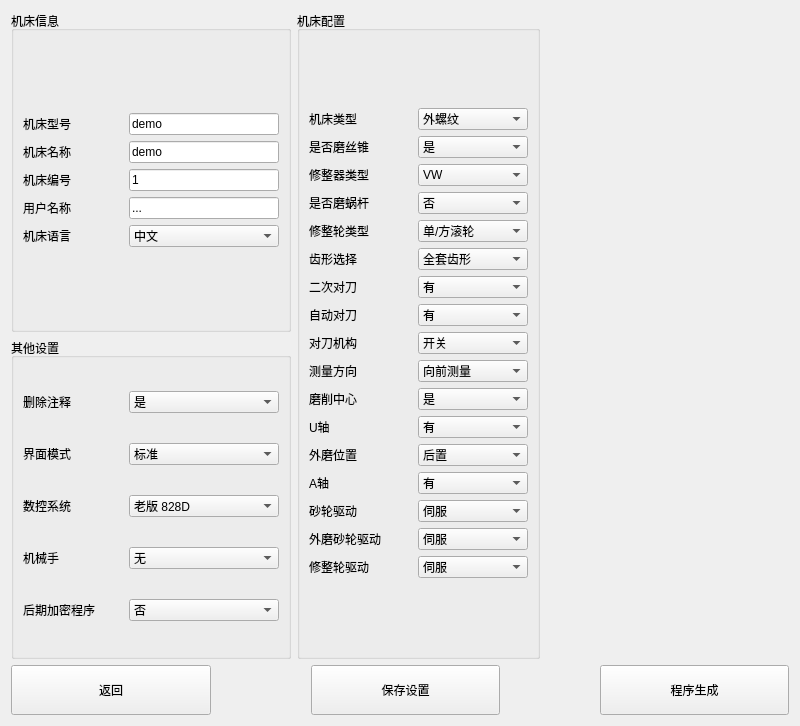
This is creatorwindow.ui in nie11kun/HorizonJuicerCreator as Qt 5 draws it before an edit. The edited form follows.
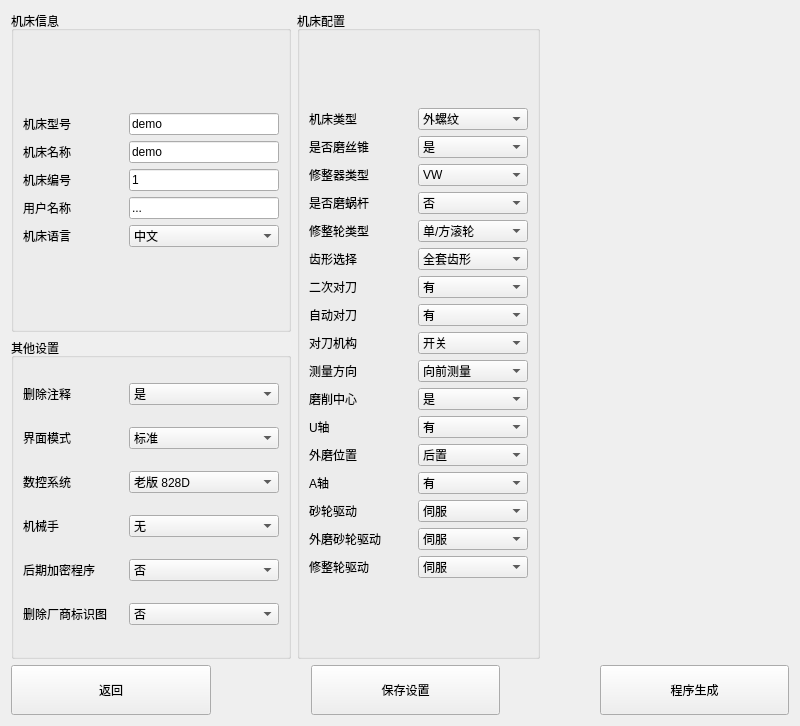
This is the edited form.

Commit message: 增加删除厂商标识图片选项

```diff
--- a/creatorwindow.ui
+++ b/creatorwindow.ui
@@ -294,6 +294,27 @@
             </item>
            </widget>
           </item>
+          <item row="5" column="0">
+           <widget class="QLabel" name="labelNoneTradeMark">
+            <property name="text">
+             <string>删除厂商标识图</string>
+            </property>
+           </widget>
+          </item>
+          <item row="5" column="1">
+           <widget class="QComboBox" name="comboBoxNoneTradeMark">
+            <item>
+             <property name="text">
+              <string>否</string>
+             </property>
+            </item>
+            <item>
+             <property name="text">
+              <string>是</string>
+             </property>
+            </item>
+           </widget>
+          </item>
          </layout>
         </widget>
        </item>
```
The commit also changes 3 other files.
